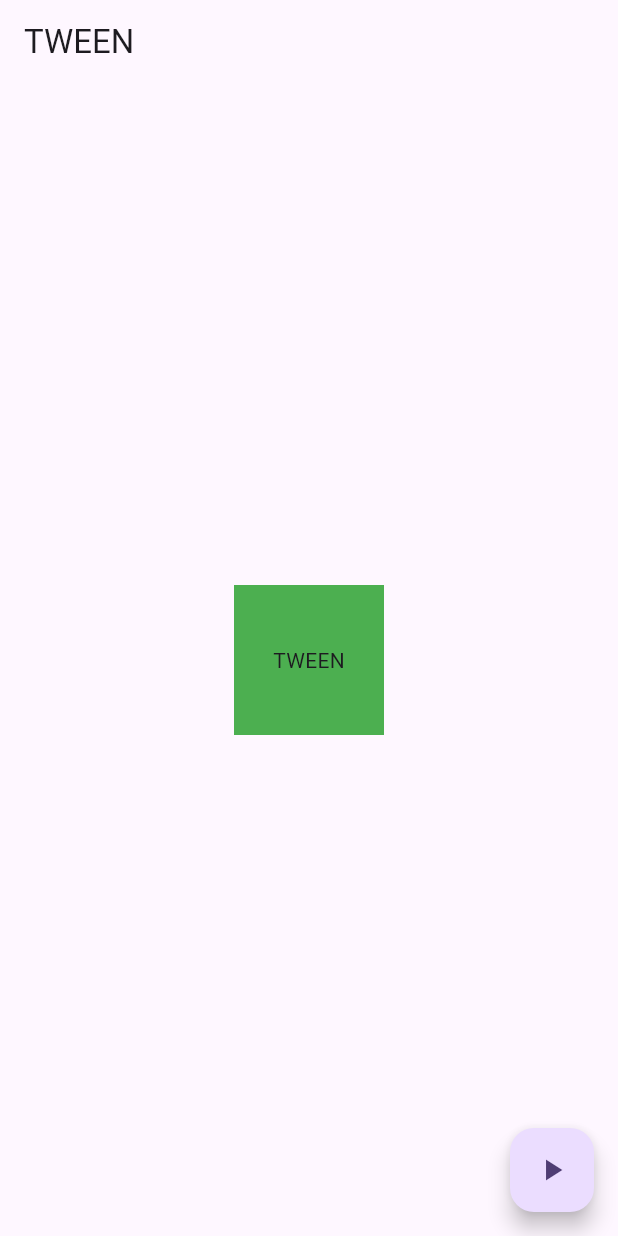
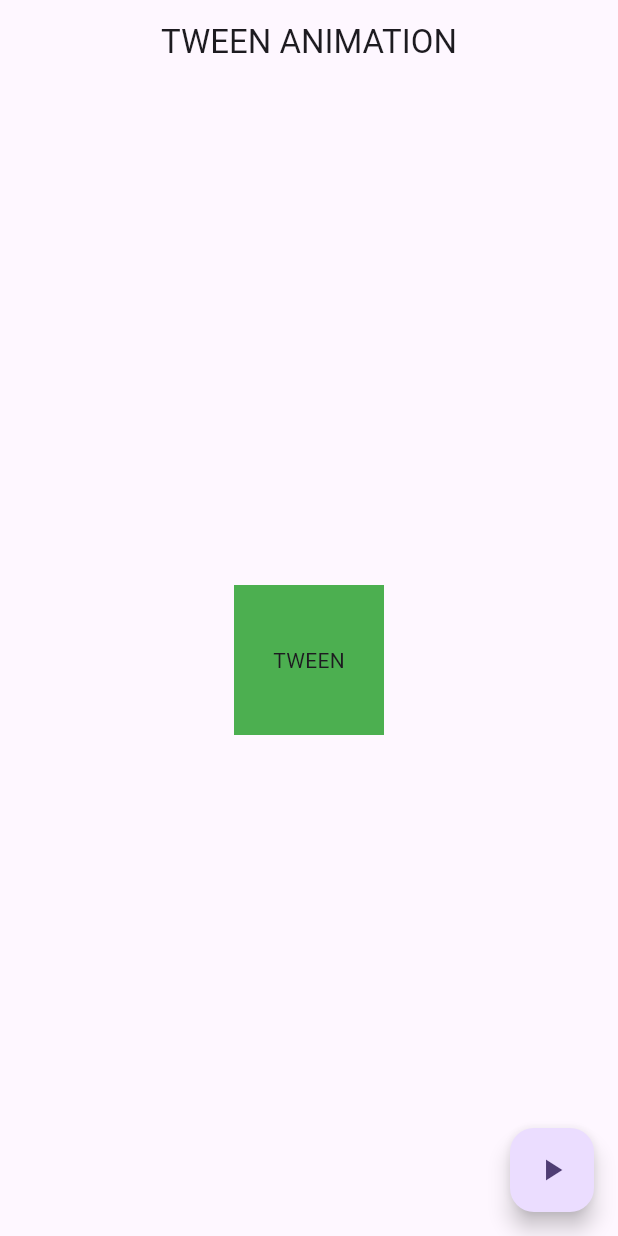
Before and after one commit to vishalsanthosh/animations, a Flutter app: the screen it shows after launch, on a phone screen of 412 x 824 dp. Run offline on Flutter 3.47's test engine with Material 3 defaults, Android fonts, the phone set to English and light mode, and no system bars.

Commit message:
28/09/2024

```diff
--- a/lib/tween.dart
+++ b/lib/tween.dart
@@ -13,7 +13,9 @@ class _TweenAnimationState extends State<TweenAnimation>
   @override
   Widget build(BuildContext context) {
     return Scaffold(
-      appBar: AppBar(title: Text("TWEEN"),),
+      appBar: AppBar(title: Text("TWEEN ANIMATION"),
+      centerTitle: true,
+      ),
       body: Center(
         child: TweenAnimationBuilder(tween: Tween<double>(
           begin: 100,
@@ -23,10 +25,11 @@ class _TweenAnimationState extends State<TweenAnimation>
            width: size,
            height: size,
            color: Colors.green,
-           child: Center(child: Text("TWEEN")),
+           child: child,
 
           );
         },
+        child: Center(child: Text("TWEEN")),
 
         ),
 
```
